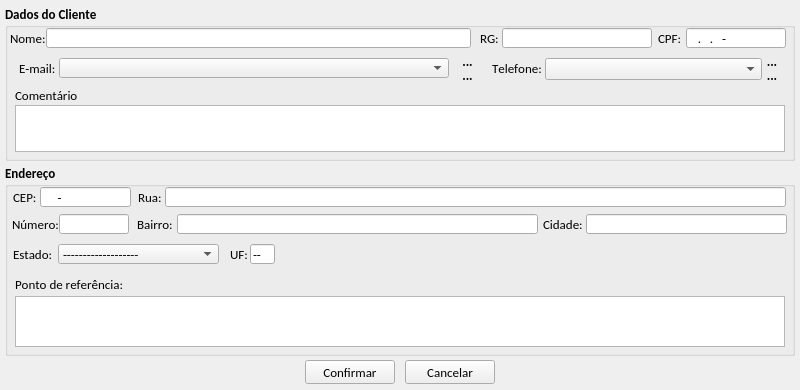
Old version of the form loja/tela_cadastro_cliente.ui in the repository jmessias1725/sexloja.
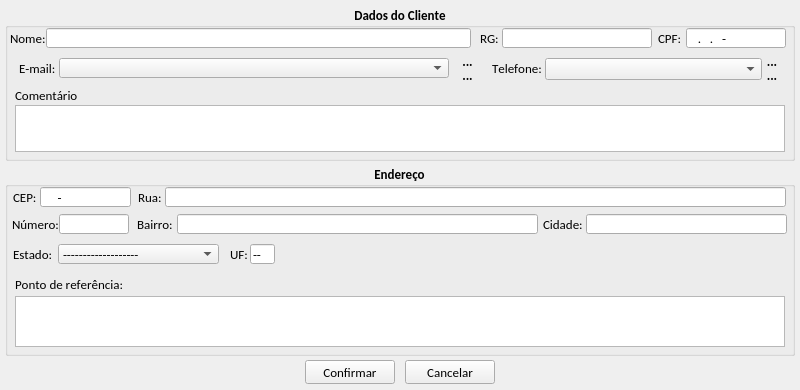
New version of the form. Icons and pictures are not drawn.

What changed in the file:
```diff
--- a/loja/tela_cadastro_cliente.ui
+++ b/loja/tela_cadastro_cliente.ui
@@ -48,6 +48,9 @@
     <property name="title">
      <string>Dados do Cliente</string>
     </property>
+    <property name="alignment">
+     <set>Qt::AlignCenter</set>
+    </property>
     <widget class="QLabel" name="lb_telefone">
      <property name="geometry">
       <rect>
@@ -565,6 +568,9 @@
     <property name="title">
      <string>Endereço</string>
     </property>
+    <property name="alignment">
+     <set>Qt::AlignCenter</set>
+    </property>
     <widget class="QLineEdit" name="le_cep">
      <property name="geometry">
       <rect>
```
